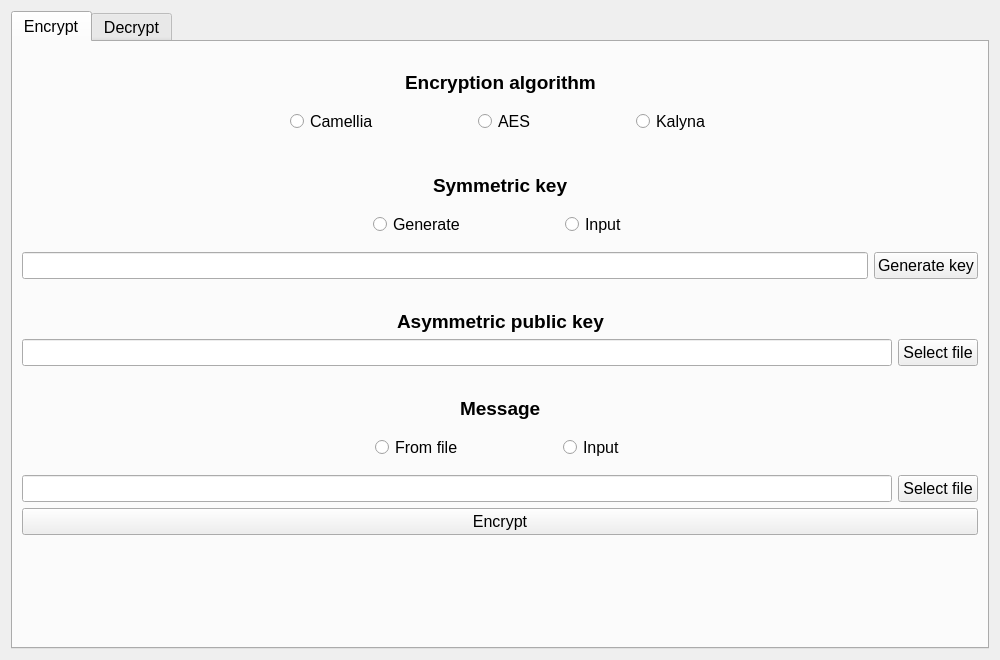
First picture: the form in cryptography_project/encoder_decoder/form.ui, repository HunkoBohdan/piics_project, before the edit.
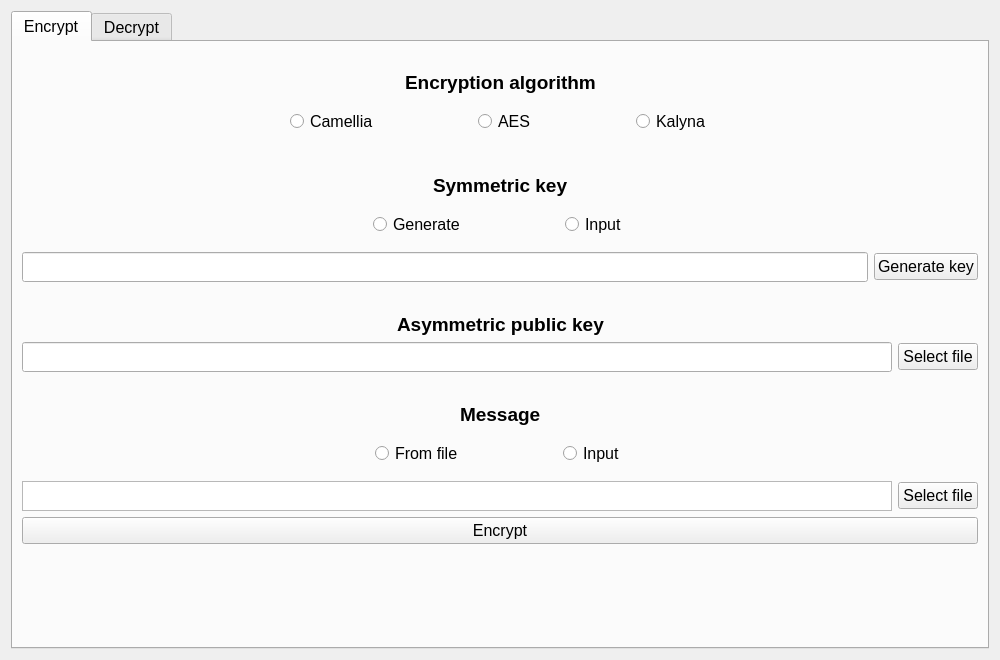
Second picture: the form after the edit. The open tabs and pages were chosen to show the change.

Commit message: ui elements names changes

```diff
--- a/cryptography_project/encoder_decoder/form.ui
+++ b/cryptography_project/encoder_decoder/form.ui
@@ -373,7 +373,19 @@
        <item row="9" column="0">
         <layout class="QGridLayout" name="gridLayout_14">
          <item row="0" column="0">
-          <widget class="QLineEdit" name="lineEdit_3">
+          <widget class="QLineEdit" name="asym_pub_key_path">
+           <property name="minimumSize">
+            <size>
+             <width>0</width>
+             <height>30</height>
+            </size>
+           </property>
+           <property name="maximumSize">
+            <size>
+             <width>16777215</width>
+             <height>30</height>
+            </size>
+           </property>
            <property name="font">
             <font>
              <pointsize>12</pointsize>
@@ -520,15 +532,6 @@
        </item>
        <item row="13" column="0">
         <layout class="QGridLayout" name="gridLayout_8">
-         <item row="0" column="0">
-          <widget class="QLineEdit" name="lineEdit_2">
-           <property name="font">
-            <font>
-             <pointsize>12</pointsize>
-            </font>
-           </property>
-          </widget>
-         </item>
          <item row="0" column="1">
           <widget class="QPushButton" name="pushButton_3">
            <property name="font">
@@ -541,12 +544,39 @@
            </property>
           </widget>
          </item>
+         <item row="0" column="0">
+          <widget class="QTextEdit" name="msg_line_edit">
+           <property name="minimumSize">
+            <size>
+             <width>0</width>
+             <height>0</height>
+            </size>
+           </property>
+           <property name="maximumSize">
+            <size>
+             <width>16777215</width>
+             <height>30</height>
+            </size>
+           </property>
+           <property name="font">
+            <font>
+             <pointsize>12</pointsize>
+            </font>
+           </property>
+          </widget>
+         </item>
         </layout>
        </item>
        <item row="6" column="0">
         <layout class="QGridLayout" name="gridLayout_7">
          <item row="0" column="0">
-          <widget class="QLineEdit" name="lineEdit">
+          <widget class="QLineEdit" name="sym_key_line_edit">
+           <property name="minimumSize">
+            <size>
+             <width>0</width>
+             <height>30</height>
+            </size>
+           </property>
            <property name="font">
             <font>
              <pointsize>12</pointsize>
```
Left out of the diff: 46 changed lines with no effect on the pictures. The commit also changes 1 other file.
